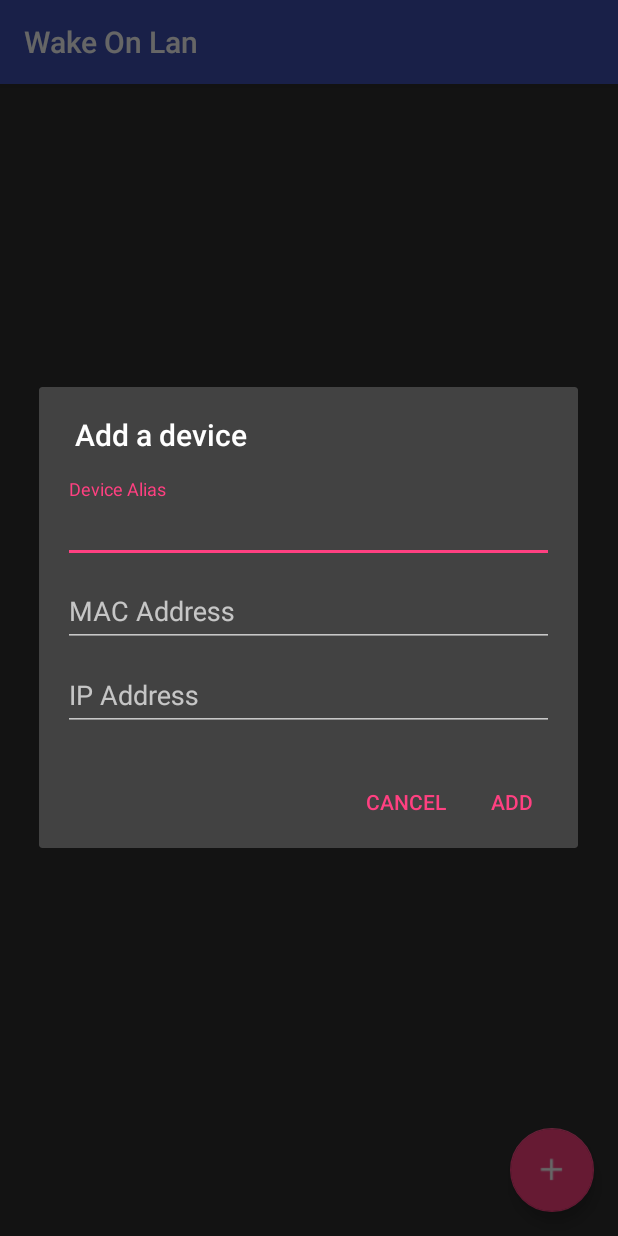
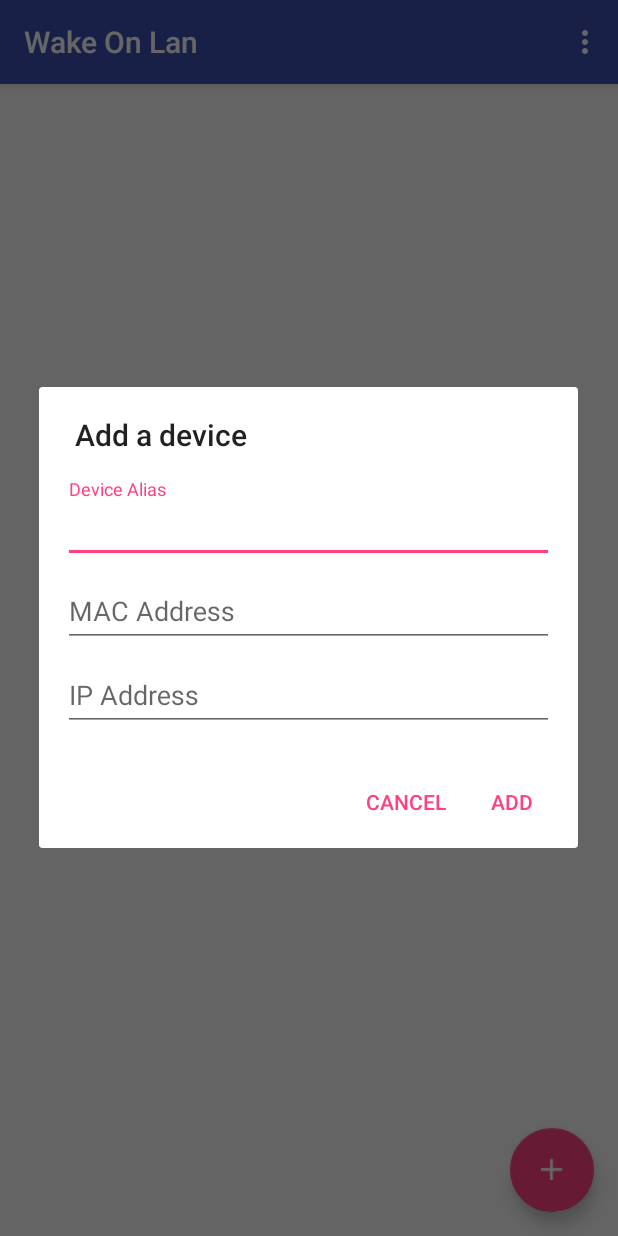
Before and after one commit to petgoldfish/WOL, an Android app: the screen it shows after launch (MainActivity), after a tap on an icon or button, on a phone screen of 412 x 824 dp. Run offline under Robolectric (Android 15) with nearby library versions, the phone set to English and light mode, and no system bars; libraries missing offline, so code that uses them is left out: jp.wasabeef.recyclerview; 6 statements that could not run were skipped.

Commit message:
Added theme switching

```diff
--- a/app/src/main/AndroidManifest.xml
+++ b/app/src/main/AndroidManifest.xml
@@ -26,8 +26,7 @@
 
         <activity
             android:name=".MainActivity"
-            android:label="@string/app_name"
-            android:theme="@style/AppTheme.NoActionBar">
+            android:label="@string/app_name">
             <intent-filter>
                 <action android:name="android.intent.action.MAIN" />
 
--- a/app/src/main/java/com/petgoldfish/wolbruv/MainActivity.java
+++ b/app/src/main/java/com/petgoldfish/wolbruv/MainActivity.java
@@ -2,10 +2,13 @@ package com.petgoldfish.wolbruv;
 
 import android.content.Context;
 import android.content.DialogInterface;
+import android.content.Intent;
+import android.content.SharedPreferences;
 import android.os.AsyncTask;
 import android.os.Bundle;
 import android.os.Handler;
 import android.support.design.widget.FloatingActionButton;
+import android.support.v4.content.IntentCompat;
 import android.support.v4.widget.SwipeRefreshLayout;
 import android.support.v7.app.AlertDialog;
 import android.support.v7.app.AppCompatActivity;
@@ -14,6 +17,9 @@ import android.support.v7.widget.RecyclerView;
 import android.support.v7.widget.Toolbar;
 import android.util.Log;
 import android.view.LayoutInflater;
+import android.view.Menu;
+import android.view.MenuInflater;
+import android.view.MenuItem;
 import android.view.View;
 import android.widget.EditText;
 
@@ -24,7 +30,11 @@ import jp.wasabeef.recyclerview.animators.FadeInRightAnimator;
 
 public class MainActivity extends AppCompatActivity {
 
+    public static final String MY_PREFS_NAME = "MyPrefsFile";
     final Context context = this;
+    int defaultTheme = R.style.AppTheme;
+    int darkTheme = R.style.AppTheme_Dark;
+    int theme = defaultTheme;
     private EditText macPrompt;
     private EditText IPPrompt;
     private EditText aliasPrompt;
@@ -32,21 +42,34 @@ public class MainActivity extends AppCompatActivity {
     private RVAdapter adapter;
     private List<DeviceData> dataList;
     private SwipeRefreshLayout swipeRefreshLayout;
+    private SharedPreferences.Editor editor;
 
-    @Override
     protected void onCreate(Bundle savedInstanceState) {
+
+        SharedPreferences sharedPreferences = getSharedPreferences(MY_PREFS_NAME, MODE_PRIVATE);
+        boolean dark = sharedPreferences.getBoolean("dark", false);
+        if (dark) {
+            theme = darkTheme;
+        } else {
+            theme = defaultTheme;
+        }
+
+        setTheme(theme);
+
         super.onCreate(savedInstanceState);
         setContentView(R.layout.activity_main);
 
         swipeRefreshLayout = (SwipeRefreshLayout) findViewById(R.id.swipeRefreshLayout);
         swipeRefreshLayout.setColorSchemeResources(R.color.colorAccent, R.color.colorPrimary);
+        swipeRefreshLayout.setDistanceToTriggerSync(50);
         swipeRefreshLayout.setOnRefreshListener(new SwipeRefreshLayout.OnRefreshListener() {
             @Override
             public void onRefresh() {
                 new Handler().postDelayed(new Runnable() {
                     @Override
                     public void run() {
-                        refreshList();
+                        //Load data asynchronously
+                        new loadData().execute();
                         swipeRefreshLayout.setRefreshing(false);
                     }
                 }, 1500);
@@ -65,8 +88,7 @@ public class MainActivity extends AppCompatActivity {
         Toolbar toolbar = (Toolbar) findViewById(R.id.toolbar);
         setSupportActionBar(toolbar);
 
-        //Load data asynchronously
-        new loadData().execute();
+        refreshList();
 
         FloatingActionButton fab = (FloatingActionButton) findViewById(R.id.fab);
         fab.setOnClickListener(new View.OnClickListener() {
@@ -116,6 +138,48 @@ public class MainActivity extends AppCompatActivity {
         });
     }
 
+    @Override
+    public boolean onCreateOptionsMenu(Menu menu) {
+        MenuInflater inflater = getMenuInflater();
+        inflater.inflate(R.menu.main_menu, menu);
+        return true;
+    }
+
+    @Override
+    public boolean onOptionsItemSelected(MenuItem item) {
+
+        editor = getSharedPreferences(MY_PREFS_NAME, MODE_PRIVATE).edit();
+
+        switch (item.getItemId()) {
+            case R.id.lightTheme:
+                if (!(theme == defaultTheme)) {
+                    editor.putBoolean("dark", false);
+                    editor.apply();
+                    restartActivity();
+                }
+                break;
+            case R.id.darkTheme:
+                if (!(theme == darkTheme)) {
+                    editor.putBoolean("dark", true);
+                    editor.apply();
+                    restartActivity();
+                }
+                break;
+            default:
+                return super.onOptionsItemSelected(item);
+        }
+        return true;
+    }
+
+    public void restartActivity() {
+
+        finish();
+        final Intent intent = getIntent();
+        intent.setFlags(Intent.FLAG_ACTIVITY_NEW_TASK | IntentCompat.FLAG_ACTIVITY_CLEAR_TASK);
+        startActivity(intent);
+
+    }
+
     public void refreshList() {
 
         dataList = DeviceData.listAll(DeviceData.class, "id");
--- a/app/src/main/res/layout/list_item_row.xml
+++ b/app/src/main/res/layout/list_item_row.xml
@@ -1,11 +1,10 @@
 <?xml version="1.0" encoding="utf-8"?>
 <android.support.v7.widget.CardView xmlns:android="http://schemas.android.com/apk/res/android"
-    xmlns:card_view="http://schemas.android.com/apk/res-auto"
     android:id="@+id/cardView"
+    style="?attr/cardViewStyle"
     android:layout_width="match_parent"
     android:layout_height="wrap_content"
-    android:layout_marginTop="@dimen/fab_margin"
-    card_view:cardBackgroundColor="@color/cardview_dark_background">
+    android:layout_marginTop="@dimen/fab_margin">
 
     <RelativeLayout
         android:id="@+id/cardLayout"
--- /dev/null
+++ b/app/src/main/res/menu/main_menu.xml
@@ -0,0 +1,15 @@
+<?xml version="1.0" encoding="utf-8"?>
+<menu xmlns:android="http://schemas.android.com/apk/res/android">
+
+
+    <item
+        android:id="@+id/lightTheme"
+        android:checked="true"
+        android:title="@string/default_theme_text" />
+
+    <item
+        android:id="@+id/darkTheme"
+        android:title="@string/dark_theme_text" />
+
+
+</menu>
--- a/app/src/main/res/values/colors.xml
+++ b/app/src/main/res/values/colors.xml
@@ -3,6 +3,10 @@
     <color name="colorPrimary">#3F51B5</color>
     <color name="colorPrimaryDark">#303F9F</color>
     <color name="colorAccent">#FF4081</color>
-    <color name="colorPrimaryText">#212121</color>
-    <color name="colorSecondaryText">#212121</color>
+    <color name="colorPrimaryText">#000000</color>
+    <color name="colorSecondaryText">#000000</color>
+    <color name="colorPrimaryTextInverse">#FFFFFF</color>
+    <color name="colorSecondaryTextInverse">#FFFFFF</color>
+    <color name="cardViewLight">#FFFFFF</color>
+    <color name="cardViewDark">#424242</color>
 </resources>
--- a/app/src/main/res/values/strings.xml
+++ b/app/src/main/res/values/strings.xml
@@ -4,4 +4,6 @@
     <string name="ip_hint_text">IP Address</string>
     <string name="alias_prompt_text">Device Alias</string>
     <string name="wake_btn_text">WAKE</string>
+    <string name="default_theme_text">Default theme</string>
+    <string name="dark_theme_text">Dark theme</string>
 </resources>
--- a/app/src/main/res/values/styles.xml
+++ b/app/src/main/res/values/styles.xml
@@ -1,11 +1,41 @@
 <resources>
 
+    <attr name="cardViewStyle" format="reference" />
+
     <!-- Base application theme. -->
-    <style name="AppTheme" parent="Theme.AppCompat">
+    <style name="AppTheme" parent="Theme.AppCompat.Light.DarkActionBar">
         <!-- Customize your theme here. -->
-        <item name="colorPrimary">#3F51B5</item>
-        <item name="colorPrimaryDark">#303F9F</item>
-        <item name="colorAccent">#FF4081</item>
+        <item name="colorPrimary">@color/colorPrimary</item>
+        <item name="colorPrimaryDark">@color/colorPrimaryDark</item>
+        <item name="colorAccent">@color/colorAccent</item>
+        <item name="cardViewStyle">@style/CardViewStyle.Light</item>
+
+        <item name="windowActionBar">false</item>
+        <item name="windowNoTitle">true</item>
+    </style>
+
+    <style name="AppTheme.Dark" parent="Theme.AppCompat">
+
+        <item name="colorPrimary">@color/colorPrimary</item>
+        <item name="colorPrimaryDark">@color/colorPrimaryDark</item>
+        <item name="colorAccent">@color/colorAccent</item>
+        <item name="android:textColorPrimary">@color/colorPrimaryTextInverse</item>
+        <item name="android:textColorSecondary">@color/colorSecondaryTextInverse</item>
+        <item name="android:textColorPrimaryInverse">@color/colorPrimaryText</item>
+        <item name="android:textColorSecondaryInverse">@color/colorSecondaryText</item>
+        <item name="cardViewStyle">@style/CardViewStyle.Dark</item>
+
+        <item name="windowActionBar">false</item>
+        <item name="windowNoTitle">true</item>
+
+    </style>
+
+    <style name="CardViewStyle.Light" parent="CardView">
+        <item name="cardBackgroundColor">@color/cardViewLight</item>
+    </style>
+
+    <style name="CardViewStyle.Dark" parent="CardView">
+        <item name="cardBackgroundColor">@color/cardViewDark</item>
     </style>
 
     <style name="AppTheme.NoActionBar">
```
